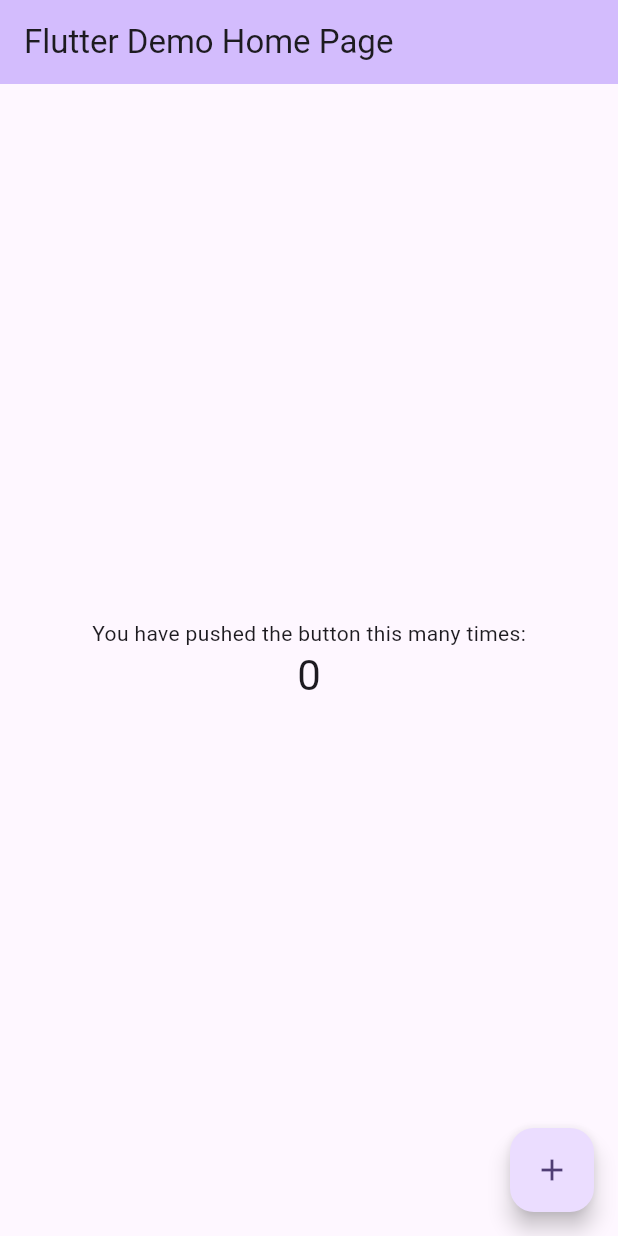
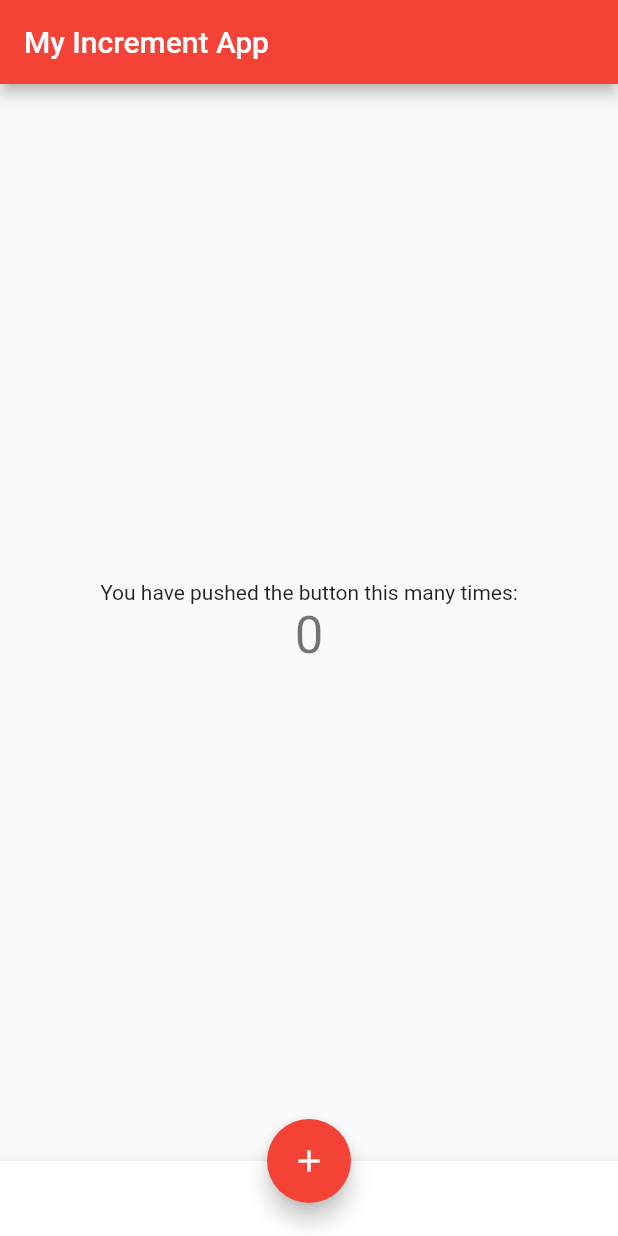
Before and after one commit to KurniawatiAgustina/flutter-fundamental-part1, a Flutter app: the screen it shows after launch, on a phone screen of 412 x 824 dp. Run offline on Flutter 3.47's test engine with Material 2 defaults, Android fonts, the phone set to English and light mode, and no system bars.

Commit message:
Praktikum 5

```diff
--- a/lib/main.dart
+++ b/lib/main.dart
@@ -5,7 +5,7 @@ void main() {
 }
 
 class MyApp extends StatelessWidget {
-  const MyApp({super.key});
+  const MyApp({Key? key}) : super(key: key);
 
   // This widget is the root of your application.
   @override
@@ -13,40 +13,15 @@ class MyApp extends StatelessWidget {
     return MaterialApp(
       title: 'Flutter Demo',
       theme: ThemeData(
-        // This is the theme of your application.
-        //
-        // TRY THIS: Try running your application with "flutter run". You'll see
-        // the application has a blue toolbar. Then, without quitting the app,
-        // try changing the seedColor in the colorScheme below to Colors.green
-        // and then invoke "hot reload" (save your changes or press the "hot
-        // reload" button in a Flutter-supported IDE, or press "r" if you used
-        // the command line to start the app).
-        //
-        // Notice that the counter didn't reset back to zero; the application
-        // state is not lost during the reload. To reset the state, use hot
-        // restart instead.
-        //
-        // This works for code too, not just values: Most code changes can be
-        // tested with just a hot reload.
-        colorScheme: ColorScheme.fromSeed(seedColor: Colors.deepPurple),
-        useMaterial3: true,
+        primarySwatch: Colors.red,
       ),
-      home: const MyHomePage(title: 'Flutter Demo Home Page'),
+      home: const MyHomePage(title: 'My Increment App'),
     );
   }
 }
 
 class MyHomePage extends StatefulWidget {
-  const MyHomePage({super.key, required this.title});
-
-  // This widget is the home page of your application. It is stateful, meaning
-  // that it has a State object (defined below) that contains fields that affect
-  // how it looks.
-
-  // This class is the configuration for the state. It holds the values (in this
-  // case the title) provided by the parent (in this case the App widget) and
-  // used by the build method of the State. Fields in a Widget subclass are
-  // always marked "final".
+  const MyHomePage({Key? key, required this.title}) : super(key: key);
 
   final String title;
 
@@ -59,50 +34,18 @@ class _MyHomePageState extends State<MyHomePage> {
 
   void _incrementCounter() {
     setState(() {
-      // This call to setState tells the Flutter framework that something has
-      // changed in this State, which causes it to rerun the build method below
-      // so that the display can reflect the updated values. If we changed
-      // _counter without calling setState(), then the build method would not be
-      // called again, and so nothing would appear to happen.
       _counter++;
     });
   }
 
   @override
   Widget build(BuildContext context) {
-    // This method is rerun every time setState is called, for instance as done
-    // by the _incrementCounter method above.
-    //
-    // The Flutter framework has been optimized to make rerunning build methods
-    // fast, so that you can just rebuild anything that needs updating rather
-    // than having to individually change instances of widgets.
     return Scaffold(
       appBar: AppBar(
-        // TRY THIS: Try changing the color here to a specific color (to
-        // Colors.amber, perhaps?) and trigger a hot reload to see the AppBar
-        // change color while the other colors stay the same.
-        backgroundColor: Theme.of(context).colorScheme.inversePrimary,
-        // Here we take the value from the MyHomePage object that was created by
-        // the App.build method, and use it to set our appbar title.
         title: Text(widget.title),
       ),
       body: Center(
-        // Center is a layout widget. It takes a single child and positions it
-        // in the middle of the parent.
         child: Column(
-          // Column is also a layout widget. It takes a list of children and
-          // arranges them vertically. By default, it sizes itself to fit its
-          // children horizontally, and tries to be as tall as its parent.
-          //
-          // Column has various properties to control how it sizes itself and
-          // how it positions its children. Here we use mainAxisAlignment to
-          // center the children vertically; the main axis here is the vertical
-          // axis because Columns are vertical (the cross axis would be
-          // horizontal).
-          //
-          // TRY THIS: Invoke "debug painting" (choose the "Toggle Debug Paint"
-          // action in the IDE, or press "p" in the console), to see the
-          // wireframe for each widget.
           mainAxisAlignment: MainAxisAlignment.center,
           children: <Widget>[
             const Text(
@@ -110,16 +53,22 @@ class _MyHomePageState extends State<MyHomePage> {
             ),
             Text(
               '$_counter',
-              style: Theme.of(context).textTheme.headlineMedium,
+              style: Theme.of(context).textTheme.headline4,
             ),
           ],
         ),
       ),
+      bottomNavigationBar: BottomAppBar(
+        child: Container(
+          height: 50.0,
+        ),
+      ),
       floatingActionButton: FloatingActionButton(
         onPressed: _incrementCounter,
-        tooltip: 'Increment',
+        tooltip: 'Increment Counter',
         child: const Icon(Icons.add),
-      ), // This trailing comma makes auto-formatting nicer for build methods.
+      ),
+      floatingActionButtonLocation: FloatingActionButtonLocation.centerDocked,
     );
   }
 }
--- a/pubspec.yaml
+++ b/pubspec.yaml
@@ -51,8 +51,10 @@ dev_dependencies:
 # following page: https://dart.dev/tools/pub/pubspec
 
 # The following section is specific to Flutter packages.
+# The following section is specific to Flutter packages.
 flutter:
-
+  assets:
+    - assets/logo_polinema.png
   # The following line ensures that the Material Icons font is
   # included with your application, so that you can use the icons in
   # the material Icons class.
```
Also changed, not shown: lib/basic_widgets/fab_widget.dart (added, +19 -0 lines), lib/basic_widgets/image_widget.dart (added, +10 -0 lines), lib/basic_widgets/loading_cupertino.dart (added, +23 -0 lines), lib/basic_widgets/text_widget.dart (added, +13 -0 lines), assets/logo_polinema.png (added).
